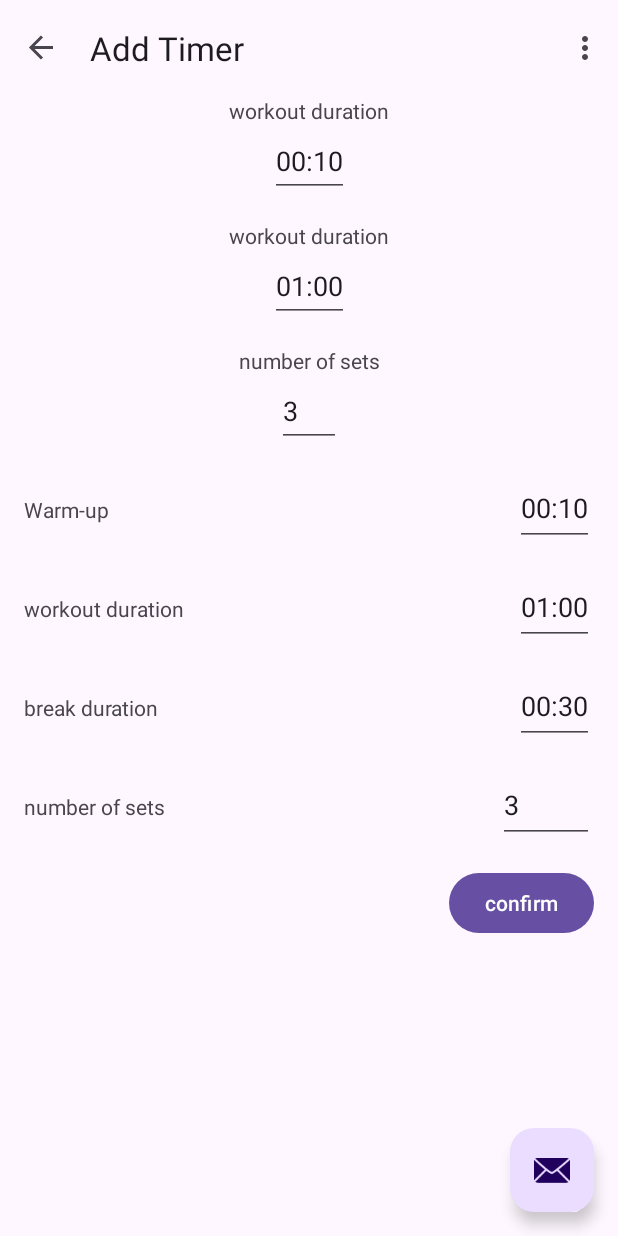
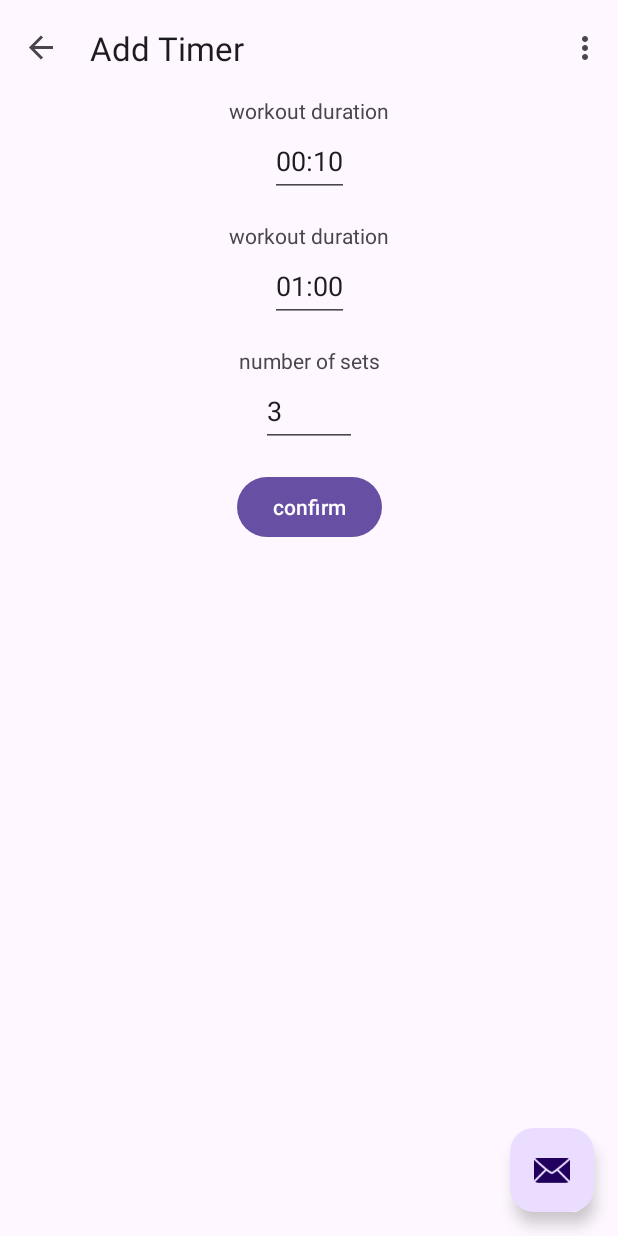
Before and after one commit to felixmerz00/workout-timer, an Android app: the AddTimer screen opened through its navigation route, on a phone screen of 412 x 824 dp. Run offline under Robolectric (Android 15) with nearby library versions, the phone set to English and light mode, and no system bars; our stand-ins replace navigation-ui.

Commit message:
added functionality to new layout and deleted old layout

```diff
--- a/app/src/main/java/com/example/intervaltimer/AddTimer.kt
+++ b/app/src/main/java/com/example/intervaltimer/AddTimer.kt
@@ -42,9 +42,9 @@ class AddTimer : Fragment() {
 
         binding.buttonConfirm.setOnClickListener {
             lifecycleScope.launch {
-                val woTime = convertTimeStrToInt(binding.editTextTimeWorkout.text.toString())
-                val bTime = convertTimeStrToInt(binding.editTextTimeBreak.text.toString())
-                val nSets = binding.editTextNumSets.text.toString().toInt()
+                val woTime = convertTimeStrToInt(binding.etWoDuration.text.toString())
+                val bTime = convertTimeStrToInt(binding.etBreakDuration.text.toString())
+                val nSets = binding.etNumSets.text.toString().toInt()
                 (requireActivity() as? MainActivity)?.createWorkout(woTime, bTime, nSets)
 
                 findNavController().navigate(R.id.action_AddTimerFragment_to_FirstFragment)
--- a/app/src/main/res/layout/fragment_add_timer.xml
+++ b/app/src/main/res/layout/fragment_add_timer.xml
@@ -1,7 +1,6 @@
 <?xml version="1.0" encoding="utf-8"?>
 <androidx.constraintlayout.widget.ConstraintLayout xmlns:android="http://schemas.android.com/apk/res/android"
     xmlns:app="http://schemas.android.com/apk/res-auto"
-    xmlns:tools="http://schemas.android.com/tools"
     android:layout_width="match_parent"
     android:layout_height="match_parent" >
 
@@ -12,7 +11,7 @@
         app:layout_constraintTop_toTopOf="parent"
         app:layout_constraintStart_toStartOf="parent"
         app:layout_constraintEnd_toEndOf="parent"
-        app:layout_constraintBottom_toTopOf="@id/LinearLayoutWarmUp">
+        app:layout_constraintBottom_toTopOf="@id/buttonConfirm">
 
 
         <TextView
@@ -77,7 +76,7 @@
             android:id="@+id/etNumSets"
             android:layout_width="wrap_content"
             android:layout_height="48dp"
-            android:ems="2"
+            android:ems="3"
             android:hint="@string/hint_number_sets"
             android:text="@string/sets_initial_value"
             android:inputType="number"
@@ -89,121 +88,6 @@
 
     </androidx.constraintlayout.widget.ConstraintLayout>
 
-    <LinearLayout
-        android:id="@+id/LinearLayoutWarmUp"
-        android:layout_width="match_parent"
-        android:layout_height="50dp"
-        android:layout_marginLeft="16dp"
-        android:layout_marginTop="16dp"
-        android:layout_marginRight="16dp"
-        android:orientation="horizontal"
-        app:layout_constraintLeft_toLeftOf="parent"
-        app:layout_constraintRight_toRightOf="parent"
-        app:layout_constraintTop_toBottomOf="@id/ConstraintLayoutChild">
-
-        <TextView
-            android:id="@+id/textView"
-            android:layout_width="0dp"
-            android:layout_height="wrap_content"
-            android:layout_weight="1"
-            android:text="@string/warm_up" />
-
-        <EditText
-            android:id="@+id/editTextTimeWarmUp"
-            android:layout_width="wrap_content"
-            android:layout_height="match_parent"
-            android:inputType="time"
-            android:text="@string/warm_up_initial_value"
-            android:importantForAutofill="no" />
-    </LinearLayout>
-
-    <LinearLayout
-        android:id="@+id/LinearLayoutWorkout"
-        android:layout_width="match_parent"
-        android:layout_height="50dp"
-        android:layout_marginLeft="16dp"
-        android:layout_marginTop="16dp"
-        android:layout_marginRight="16dp"
-        android:orientation="horizontal"
-        app:layout_constraintLeft_toLeftOf="parent"
-        app:layout_constraintRight_toRightOf="parent"
-        app:layout_constraintTop_toBottomOf="@id/LinearLayoutWarmUp">
-
-        <TextView
-            android:id="@+id/textViewWorkout"
-            android:layout_width="0dp"
-            android:layout_height="wrap_content"
-            android:layout_weight="1"
-            android:text="@string/workout"
-            />
-
-        <EditText
-            android:id="@+id/editTextTimeWorkout"
-            android:layout_width="wrap_content"
-            android:layout_height="match_parent"
-            android:inputType="time"
-            android:text="@string/workout_initial_value"
-            android:importantForAutofill="no" />
-    </LinearLayout>
-
-    <LinearLayout
-        android:id="@+id/LinearLayoutBreak"
-        android:layout_width="match_parent"
-        android:layout_height="50dp"
-        android:layout_marginLeft="16dp"
-        android:layout_marginTop="16dp"
-        android:layout_marginRight="16dp"
-        android:orientation="horizontal"
-        app:layout_constraintLeft_toLeftOf="parent"
-        app:layout_constraintRight_toRightOf="parent"
-        app:layout_constraintTop_toBottomOf="@id/LinearLayoutWorkout">
-
-        <TextView
-            android:id="@+id/textViewBreak"
-            android:layout_width="0dp"
-            android:layout_height="wrap_content"
-            android:layout_weight="1"
-            android:text="@string/break_string" />
-
-        <EditText
-            android:id="@+id/editTextTimeBreak"
-            android:layout_width="wrap_content"
-            android:layout_height="match_parent"
-            android:inputType="time"
-            android:text="@string/break_initial_value"
-            android:importantForAutofill="no" />
-    </LinearLayout>
-
-    <LinearLayout
-        android:id="@+id/LinearLayoutSets"
-        android:layout_width="match_parent"
-        android:layout_height="50dp"
-        android:layout_marginLeft="16dp"
-        android:layout_marginTop="16dp"
-        android:layout_marginRight="16dp"
-        android:orientation="horizontal"
-        app:layout_constraintLeft_toLeftOf="parent"
-        app:layout_constraintRight_toRightOf="parent"
-        app:layout_constraintTop_toBottomOf="@id/LinearLayoutBreak">
-
-        <TextView
-            android:id="@+id/textViewSets"
-            android:layout_width="0dp"
-            android:layout_height="wrap_content"
-            android:layout_weight="1"
-            android:text="@string/sets" />
-
-        <EditText
-            android:id="@+id/editTextNumSets"
-            android:layout_width="wrap_content"
-            android:layout_height="match_parent"
-            android:ems="3"
-            android:hint="@string/hint_number_sets"
-            android:text="@string/sets_initial_value"
-            android:inputType="number"
-            android:importantForAutofill="no" />
-    </LinearLayout>
-
     <Button
         android:id="@+id/buttonConfirm"
         android:layout_width="wrap_content"
@@ -212,8 +96,9 @@
         android:layout_marginTop="16dp"
         android:layout_marginEnd="16dp"
         android:text="@string/confirm"
-        app:layout_constraintRight_toRightOf="parent"
-        app:layout_constraintTop_toBottomOf="@id/LinearLayoutSets" />
+        app:layout_constraintTop_toBottomOf="@id/ConstraintLayoutChild"
+        app:layout_constraintStart_toStartOf="parent"
+        app:layout_constraintEnd_toEndOf="parent" />
 
 
 </androidx.constraintlayout.widget.ConstraintLayout>
```
